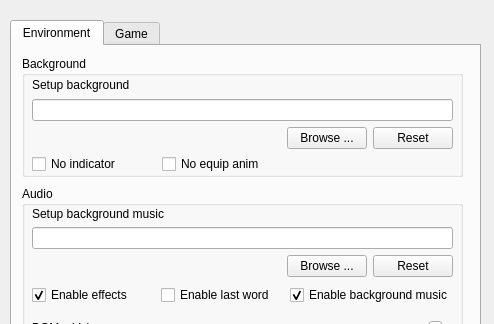
This is src/dialog/configdialog.ui in MichaelXiaohaoZ/QSanguosha-Sheauhaw as Qt 5 draws it before an edit; both pictures show x 0 to 494 and y 0 to 324 of the 494 by 534 pixel window. The edited form follows.
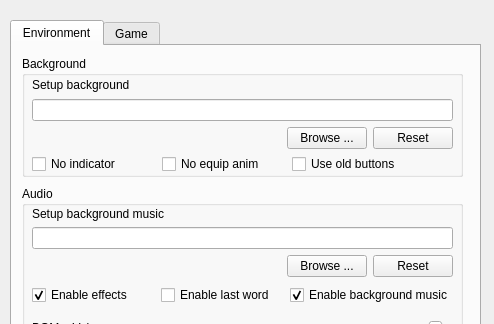
This is the edited form.

The edit to the form file:
```diff
--- a/src/dialog/configdialog.ui
+++ b/src/dialog/configdialog.ui
@@ -322,6 +322,19 @@
        <string>No equip anim</string>
       </property>
      </widget>
+     <widget class="QCheckBox" name="useOldButtonsCheckBox">
+      <property name="geometry">
+       <rect>
+        <x>270</x>
+        <y>100</y>
+        <width>111</width>
+        <height>16</height>
+       </rect>
+      </property>
+      <property name="text">
+       <string>Use old buttons</string>
+      </property>
+     </widget>
     </widget>
     <widget class="QGroupBox" name="fontSetupGroupBox">
      <property name="geometry">
```
